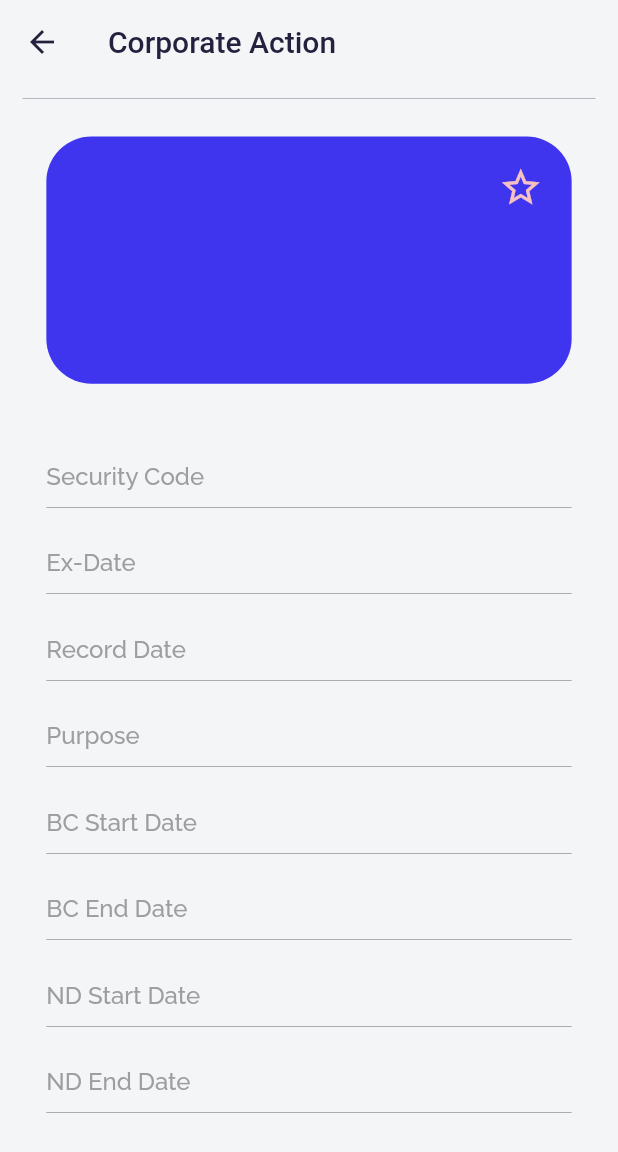
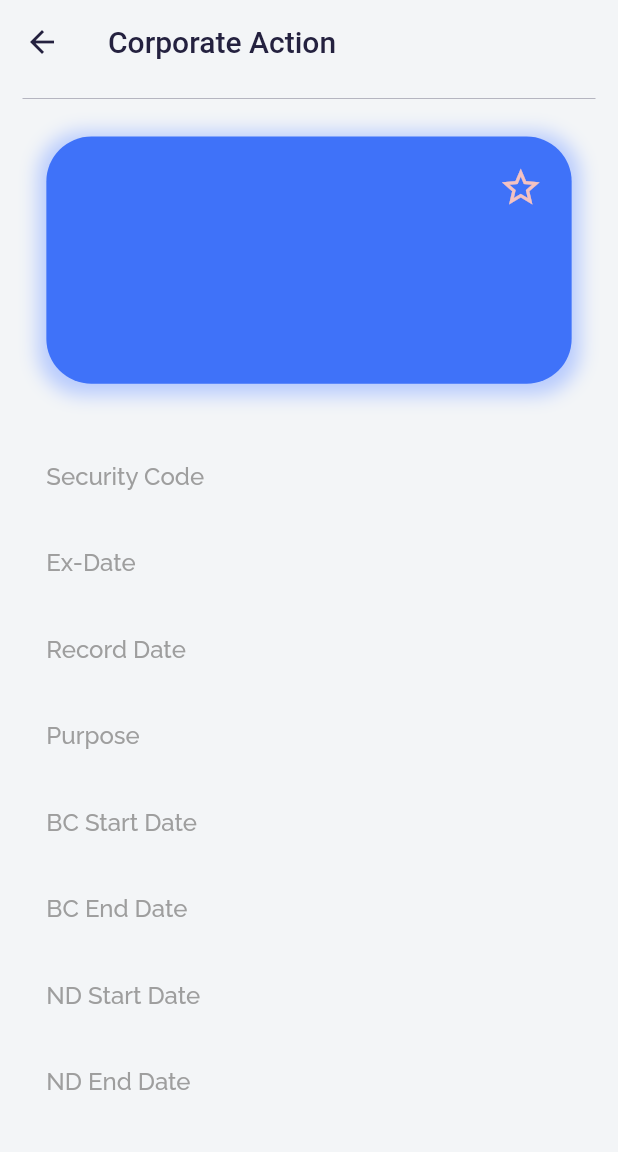
Before and after one commit to Anton-3-0-SIH2020/SIH2020_SM445_Team_Anto.3.0_MobileApp, a Flutter app: the DetailsPage screen opened directly with empty values, on a phone screen of 412 x 824 dp. Shown: the top 1152 px of the screen. Run offline on Flutter 3.47's test engine with Material 2 defaults, Android fonts, the phone set to English and light mode, and no system bars; our stand-ins replace auto_size_text, dio, flutter_spinkit, google_fonts; missing offline and left inert: unicorndial.

```diff
--- a/lib/core/api/latest_corporate_action.dart
+++ b/lib/core/api/latest_corporate_action.dart
@@ -16,7 +16,7 @@ class BseLatestCa {
             securityName: ca['security_name'],
             ndEndDate: ca['nd_end_date'],
             securityCode: ca['security_code'],
-            ndStartDate: ca['ns_start_date'],
+            ndStartDate: ca['nd_start_date'],
             bcStartDate: ca['bc_start_date'],
             actualPaymentDate: ca['actual_payment_date'],
             recordDate: ca['record_date'],
--- a/lib/screens/detailspage.dart
+++ b/lib/screens/detailspage.dart
@@ -28,8 +28,14 @@ class _DetailsPageState extends State<DetailsPage> {
   }
 
   @override
+  void initState() {
+    // TODO: implement initState
+    print(widget.data.exDate);
+    super.initState();
+  }
+
+  @override
   Widget build(BuildContext context) {
-    print(widget.data.ndEndDate);
     var screenWidth = MediaQuery.of(context).size.width;
     var screenHeight = MediaQuery.of(context).size.height;
     return Scaffold(
@@ -59,8 +65,7 @@ class _DetailsPageState extends State<DetailsPage> {
           ),
         ),
       ),
-      body: SingleChildScrollView(
-        child: Column(
+      body: Column(
         children: <Widget>[
           Padding(
             padding: const EdgeInsets.fromLTRB(0, 25, 0, 0),
@@ -69,8 +74,16 @@ class _DetailsPageState extends State<DetailsPage> {
                 height: 0.2 * screenHeight,
                 width: 0.85 * screenWidth,
                 decoration: BoxDecoration(
+                  boxShadow: [
+                    BoxShadow(
+                      color: Color.fromRGBO(168, 192, 255, 0.8),
+                      spreadRadius: 5,
+                      blurRadius: 10,
+                      offset: Offset(0, 2), // changes position of shadow
+                    ),
+                  ],
                   borderRadius: BorderRadius.circular(30),
-                    color: Color(0xFF4035EF),
+                  color: Color(0xff3F72F9),
                 ),
                 child: Column(
                   children: <Widget>[
@@ -104,6 +117,10 @@ class _DetailsPageState extends State<DetailsPage> {
               ),
             ),
           ),
+          SingleChildScrollView(
+            physics: AlwaysScrollableScrollPhysics(),
+            child: Column(
+              children: [
                 SizedBox(
                   height: 0.05 * screenHeight,
                 ),
@@ -127,20 +144,22 @@ class _DetailsPageState extends State<DetailsPage> {
                 SizedBox(
                   height: 0.020 * screenHeight,
                 ),
-            DetailsBox("BC End Date", widget.data.bcStartDate),
+                DetailsBox("BC End Date", widget.data.bcEndDate),
                 SizedBox(
                   height: 0.020 * screenHeight,
                 ),
-            DetailsBox("ND Start Date", widget.data.bcStartDate),
+                DetailsBox("ND Start Date", widget.data.ndStartDate),
                 SizedBox(
                   height: 0.020 * screenHeight,
                 ),
-            DetailsBox("ND End Date", widget.data.bcStartDate),
+                DetailsBox("ND End Date", widget.data.ndEndDate),
                 SizedBox(
                   height: 0.020 * screenHeight,
                 ),
               ],
             ),
+          )
+        ],
       ),
     );
   }
--- a/lib/screens/homepagetabs/hometab.dart
+++ b/lib/screens/homepagetabs/hometab.dart
@@ -14,9 +14,7 @@ class HomeTab extends StatefulWidget {
 }
 
 class _HomeTabState extends State<HomeTab> {
-
   final _debouncer = Debouncer(milliseconds: 200);
-  DetailsDialog dialogs = new DetailsDialog();
 
   //API CALLS
   BseLatestCa bseLatestCa;
@@ -219,12 +217,6 @@ class _HomeTabState extends State<HomeTab> {
                       ),
                     ],
                   ),
-
-                  onTap: () {
-                    // dialogs.information(context, snapshot.data[index]);
-                    Navigator.of(context).pushNamed('/detailspage',
-                        arguments: snapshot.data[index]);
-                  },
                   //Search Bar
                   child: TextFormField(
                     onChanged: (value) async {
@@ -324,6 +316,11 @@ class _HomeTabState extends State<HomeTab> {
                               color: Colors.white,
                             ),
                             child: ListTile(
+                              onTap: () {
+                                // dialogs.information(context, snapshot.data[index]);
+                                Navigator.of(context).pushNamed('/detailspage',
+                                    arguments: bseFilterList[index]);
+                              },
                               leading: Container(
                                 height: 0.05 * screenHeight,
                                 width: 0.1 * screenWidth,
--- a/lib/widgets/detailsdialog.dart
+++ b/lib/widgets/detailsdialog.dart
@@ -13,12 +13,12 @@ class DetailsBox extends StatelessWidget {
     return Container(
       height: 0.05 * screenHeight,
       width: 0.85 * screenWidth,
-      decoration: BoxDecoration(
-        border: Border(
-          bottom: BorderSide(color: Colors.black, width: 0.2),
-        ),
-        color: Color(0xffF3F5F7),
-      ),
+//      decoration: BoxDecoration(
+//        border: Border(
+//          bottom: BorderSide(color: Colors.black, width: 0.2),
+//        ),
+//        color: Color(0xffF3F5F7),
+//      ),
       child: Row(
         mainAxisAlignment: MainAxisAlignment.spaceBetween,
         children: <Widget>[
```
Lines whose indentation alone changed are shown as unchanged.
